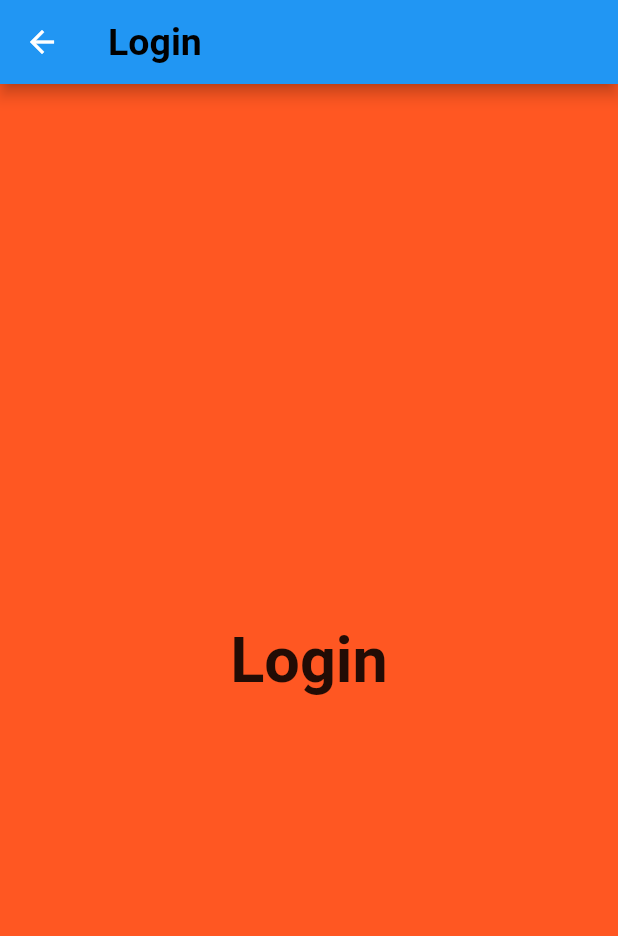
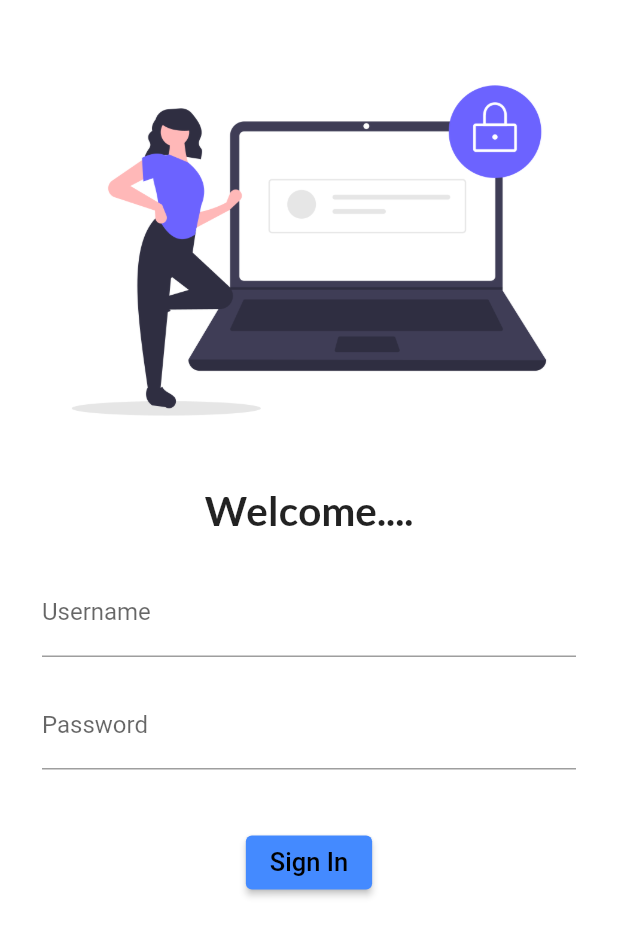
Before and after one commit to UMAKANTPATIL1/catalog_app, a Flutter app: the screen it shows after launch, on a phone screen of 412 x 824 dp. Shown: the top 936 px of the screen. Run offline on Flutter 3.47's test engine with Material 2 defaults, Android fonts, the phone set to English and light mode, and no system bars; our stand-ins replace google_fonts.

Commit message:
Commit project

```diff
--- a/lib/main.dart
+++ b/lib/main.dart
@@ -1,7 +1,7 @@
 import 'package:flutter/material.dart';
 import 'package:my_app/pages/home_page.dart';
 import 'package:my_app/pages/login_page.dart';
-
+import 'package:google_fonts/google_fonts.dart';
 void main(){
   runApp(MyApp());
 }
@@ -14,8 +14,10 @@ class MyApp extends StatelessWidget {
 
 
       themeMode: ThemeMode.light,
-      darkTheme: ThemeData(brightness: Brightness.light),//Dark and light theme
-      initialRoute: "/login",
+
+      darkTheme: ThemeData(brightness: Brightness.light,
+          fontFamily: GoogleFonts.lato().fontFamily),//Dark and light theme
+          initialRoute: "/login",
       routes: {
         "/": (context)=>HomePage(),
         "/login":(context)=>LoginPage(),
--- a/lib/pages/login_page.dart
+++ b/lib/pages/login_page.dart
@@ -1,11 +1,86 @@
+import 'dart:convert';
+
 import 'package:flutter/material.dart';
+import 'package:google_fonts/google_fonts.dart';
 import 'home_page.dart';
+
 class LoginPage extends StatelessWidget {
   const LoginPage({super.key});
 
   @override
   Widget build(BuildContext context) {
-    return Scaffold(
+    return Material(
+      color: Colors.white,
+      child: Column(
+        children: [
+          SizedBox(
+            height: 25,
+          ),
+          Image.asset(
+            "assets/images/login.png",
+          ),
+          SizedBox(
+            height: 15,
+          ),
+          Text(
+            "Welcome....",
+            textAlign: TextAlign.center,
+            style: TextStyle(
+              fontWeight: FontWeight.bold,
+              fontSize: 27,
+              fontFamily: GoogleFonts.lato().fontFamily,
+            ),
+          ),
+          Padding(
+            padding: const EdgeInsets.symmetric(vertical: 15.0, horizontal: 20),
+            child: Column(
+              children: [
+                Padding(
+                  padding: const EdgeInsets.all(8.0),
+                  child: TextFormField(
+                    decoration: InputDecoration(
+                      hintText: "Enter Username",
+                      labelText: "Username",
+                    ),
+                  ),
+                ),
+                Padding(
+                  padding: const EdgeInsets.all(8.0),
+                  child: TextFormField(
+                    obscureText: true,
+                    decoration: InputDecoration(
+                      hintText: "Enter Password",
+                      labelText: "Password",
+                    ),
+                  ),
+                ),
+                SizedBox(
+                  height: 30,
+                ),
+                ElevatedButton(
+
+                  child: Text(
+                    "Sign In",
+                    style: TextStyle(
+                      fontSize: 17,
+                    ),
+                  ),
+                  style: TextButton.styleFrom(
+                    backgroundColor: Colors.blueAccent,
+                    foregroundColor: Colors.black,
+
+                  ),
+                  onPressed: () {
+                    print("Login Sucessfull...");
+                  },
+                )
+              ],
+            ),
+          )
+        ],
+      ),
+    );
+    /*return Scaffold( //Scafold use Day 1,2,3
       backgroundColor: Colors.deepOrange,
       body: Center(
         child: Text("Login",
@@ -28,6 +103,6 @@ class LoginPage extends StatelessWidget {
 
       ),
 
-    );
+    );*/
   }
 }
--- a/pubspec.yaml
+++ b/pubspec.yaml
@@ -35,6 +35,8 @@ dependencies:
   # The following adds the Cupertino Icons font to your application.
   # Use with the CupertinoIcons class for iOS style icons.
   cupertino_icons: ^1.0.2
+  google_fonts: ^6.1.0
+
 
 dev_dependencies:
   flutter_test:
@@ -59,8 +61,8 @@ flutter:
   uses-material-design: true
 
   # To add assets to your application, add an assets section, like this:
-  # assets:
-  #   - images/a_dot_burr.jpeg
+  assets:
+    - assets/images/
   #   - images/a_dot_ham.jpeg
 
   # An image asset can refer to one or more resolution-specific "variants", see
```
Also changed, not shown: assets/images/login.png (added), pubspec.lock, 1 other file.
